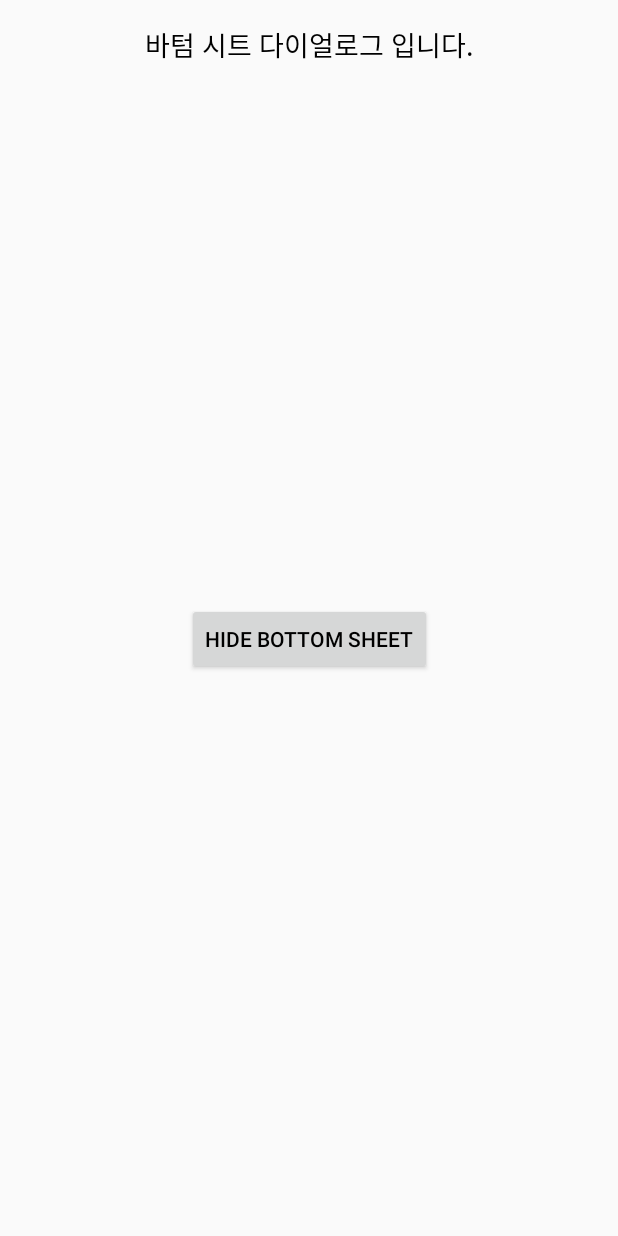
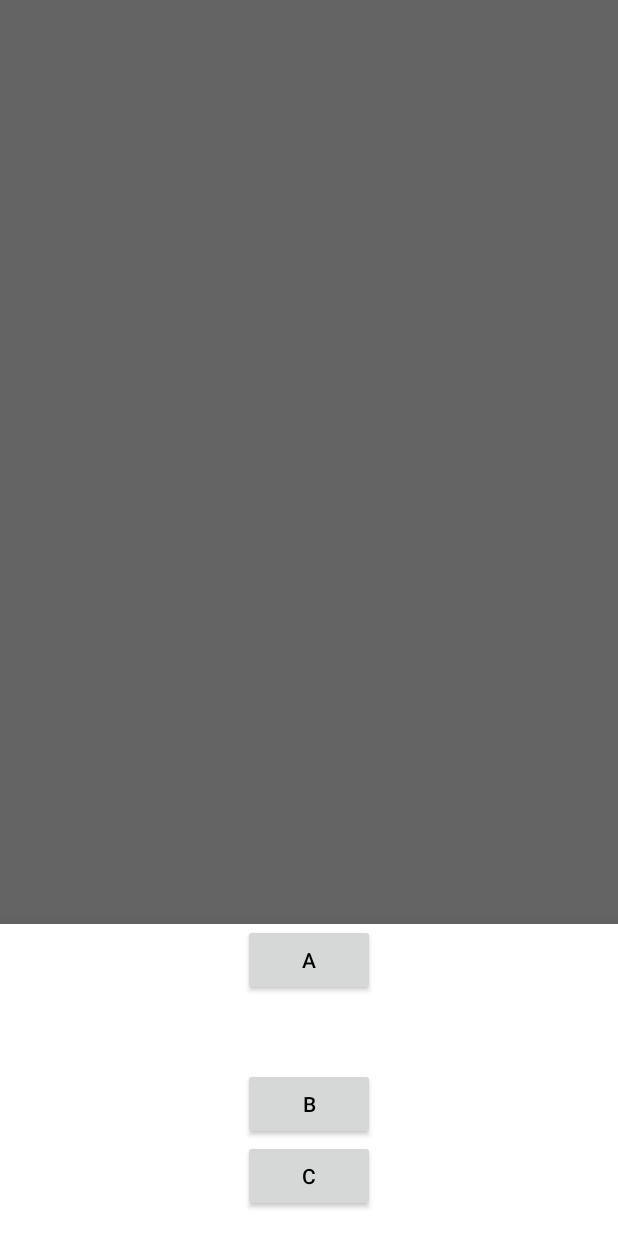
Before and after one commit to Jeongin205/Jeongstagram, an Android app: the fragment BottomSheetSettingFragment shown on its own in the app's theme, on a phone screen of 412 x 824 dp. Run offline under Robolectric (Android 15) with nearby library versions, the phone set to English and light mode, and no system bars.

Commit message:
바텀 시트 틀완성

```diff
--- a/app/src/main/java/com/example/jeongstagram/BottomSheetSettingFragment.java
+++ b/app/src/main/java/com/example/jeongstagram/BottomSheetSettingFragment.java
@@ -9,9 +9,10 @@ import android.view.View;
 import android.view.ViewGroup;
 
 import com.example.jeongstagram.databinding.FragmentBottomSheetSettingBinding;
+import com.google.android.material.bottomsheet.BottomSheetDialogFragment;
 
 
-public class BottomSheetSettingFragment extends Fragment {
+public class BottomSheetSettingFragment extends BottomSheetDialogFragment {
     FragmentBottomSheetSettingBinding binding;
 
     @Override
@@ -19,6 +20,18 @@ public class BottomSheetSettingFragment extends Fragment {
                              Bundle savedInstanceState) {
         binding = FragmentBottomSheetSettingBinding.inflate(inflater, container, false);
         View v = binding.getRoot();
+
+        binding.btnA.setOnClickListener(v1 -> {
+            dismiss();
+        });
+        binding.btnB.setOnClickListener(v1 -> {
+            dismiss();
+        });
+        binding.btnC.setOnClickListener(v1 -> {
+            dismiss();
+        });
+
+
         // Inflate the layout for this fragment
         return v;
     }
--- a/app/src/main/java/com/example/jeongstagram/main/ProfileFragment.java
+++ b/app/src/main/java/com/example/jeongstagram/main/ProfileFragment.java
@@ -7,8 +7,10 @@ import android.view.ViewGroup;
 
 import androidx.fragment.app.Fragment;
 
+import com.example.jeongstagram.BottomSheetSettingFragment;
 import com.example.jeongstagram.databinding.FragmentPhotoBinding;
 import com.example.jeongstagram.databinding.FragmentProfileBinding;
+import com.google.android.material.bottomsheet.BottomSheetDialogFragment;
 
 public class ProfileFragment extends Fragment {
     private FragmentProfileBinding binding;
@@ -18,6 +20,10 @@ public class ProfileFragment extends Fragment {
                              Bundle savedInstanceState) {
         binding = FragmentProfileBinding.inflate(inflater, container, false);
         View view = binding.getRoot();
+        binding.btnSettingMenu.setOnClickListener(v -> {
+            BottomSheetSettingFragment sheetDialogFragment = new BottomSheetSettingFragment();
+            sheetDialogFragment.show(getActivity().getSupportFragmentManager(), "bottomSheet");
+        });
         // Inflate the layout for this fragment
         return view;
     }
--- a/app/src/main/res/layout/fragment_bottom_sheet_setting.xml
+++ b/app/src/main/res/layout/fragment_bottom_sheet_setting.xml
@@ -5,27 +5,39 @@
     android:layout_height="match_parent"
     xmlns:app="http://schemas.android.com/apk/res-auto"
     tools:context=".BottomSheetSettingFragment">
-    <TextView
-        android:id="@+id/textView"
-        android:layout_width="wrap_content"
-        android:layout_height="wrap_content"
-        android:layout_marginTop="16dp"
-        android:text="바텀 시트 다이얼로그 입니다."
-        android:textSize="18sp"
-        app:layout_constraintEnd_toEndOf="parent"
-        app:layout_constraintStart_toStartOf="parent"
-        app:layout_constraintTop_toTopOf="parent" />
+
 
 
     <Button
-        android:id="@+id/btn_hide_bt_sheet"
+        android:id="@+id/btn_a"
         android:layout_width="wrap_content"
         android:layout_height="wrap_content"
         android:layout_marginBottom="16dp"
-        android:text="Hide Bottom Sheet"
+        android:text="a"
         app:layout_constraintBottom_toBottomOf="parent"
         app:layout_constraintEnd_toEndOf="parent"
         app:layout_constraintStart_toStartOf="parent"
-        app:layout_constraintTop_toBottomOf="@+id/textView" />
+        app:layout_constraintBottom_toTopOf="@id/btn_a"/>
+
+    <Button
+        android:id="@+id/btn_b"
+        android:layout_width="wrap_content"
+        android:layout_height="wrap_content"
+        android:layout_marginBottom="16dp"
+        android:text="b"
+        app:layout_constraintBottom_toBottomOf="parent"
+        app:layout_constraintEnd_toEndOf="parent"
+        app:layout_constraintStart_toStartOf="parent"
+        app:layout_constraintTop_toBottomOf="@id/btn_a"/>
+    <Button
+        android:id="@+id/btn_c"
+        android:layout_width="wrap_content"
+        android:layout_height="wrap_content"
+        android:layout_marginBottom="16dp"
+        android:text="c"
+        app:layout_constraintBottom_toBottomOf="parent"
+        app:layout_constraintEnd_toEndOf="parent"
+        app:layout_constraintStart_toStartOf="parent"
+        app:layout_constraintTop_toBottomOf="@id/btn_b"/>
 
 </androidx.constraintlayout.widget.ConstraintLayout>
--- a/app/src/main/res/layout/fragment_profile.xml
+++ b/app/src/main/res/layout/fragment_profile.xml
@@ -6,6 +6,7 @@
     xmlns:app="http://schemas.android.com/apk/res-auto"
     tools:context=".main.HomeFragment">
     <ImageButton
+        android:id="@+id/btn_settingMenu"
         android:layout_width="30dp"
         android:layout_height="30dp"
         android:src="@drawable/ic_setting_menu"
```
